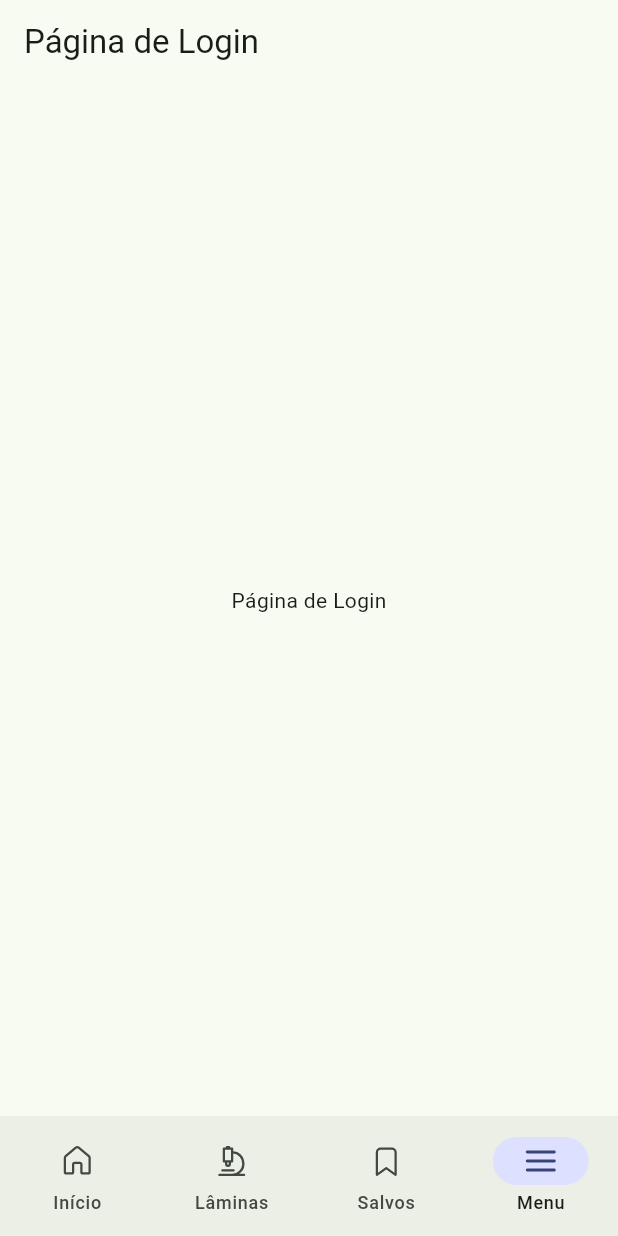
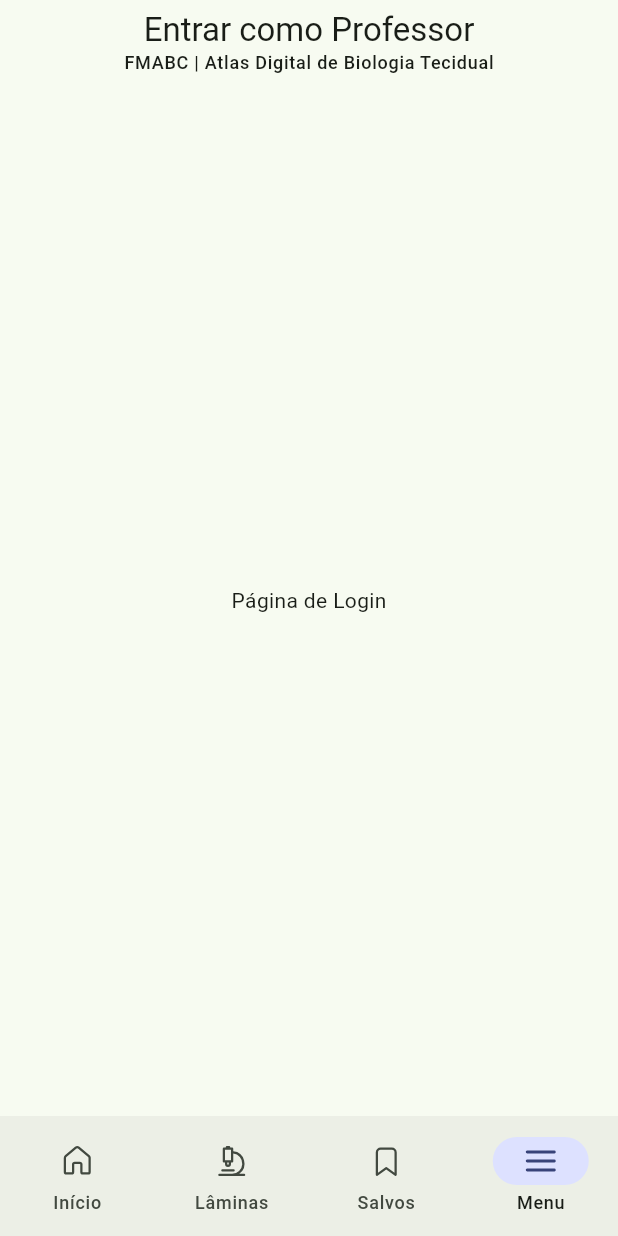
Before and after one commit to guimduarte/TTI206-ProjetoIntegradorInterdisciplinar-DesenvolvimentoMultiplataforma, a Flutter app: the LoginPage screen opened by its route, on a phone screen of 412 x 824 dp. Run offline on Flutter 3.47's test engine with Material 3 defaults, Android fonts, the phone set to English and light mode, and no system bars; our stand-ins replace fluentui_system_icons, go_router.

Commit message:
feat(login-page): título da AppBar

```diff
--- a/atlas_digital_fmabc/lib/screens/admin/auth/login_page.dart
+++ b/atlas_digital_fmabc/lib/screens/admin/auth/login_page.dart
@@ -1,3 +1,4 @@
+import 'package:atlas_digital_fmabc/widgets/layout/app_bar/title_and_supporting_text.dart';
 import 'package:flutter/material.dart';
 
 /// Página de login para professores.
@@ -6,8 +7,17 @@ class LoginPage extends StatelessWidget {
 
   @override
   Widget build(BuildContext context) {
+    /// AppBar da página de login.
+    final _appBar = AppBar(
+      centerTitle: true,
+      title: const TitleAndSupportingText(
+        title: "Entrar como Professor",
+        supportingText: "FMABC | Atlas Digital de Biologia Tecidual",
+      ),
+    );
+
     return Scaffold(
-      appBar: AppBar(title: Text("Página de Login")),
+      appBar: _appBar,
       body: Center(child: Text("Página de Login")),
     );
   }
--- /dev/null
+++ b/atlas_digital_fmabc/lib/widgets/layout/app_bar/title_and_supporting_text.dart
@@ -0,0 +1,23 @@
+import 'package:flutter/material.dart';
+
+/// Título com texto de suporte para AppBar, segundo o Material Design.
+class TitleAndSupportingText extends StatelessWidget {
+  const TitleAndSupportingText({
+    super.key,
+    required this.title,
+    required this.supportingText,
+  });
+
+  final String title;
+  final String supportingText;
+
+  @override
+  Widget build(BuildContext context) {
+    return Column(
+      children: [
+        Text(title, style: Theme.of(context).textTheme.titleLarge),
+        Text(supportingText, style: Theme.of(context).textTheme.labelMedium),
+      ],
+    );
+  }
+}
```
